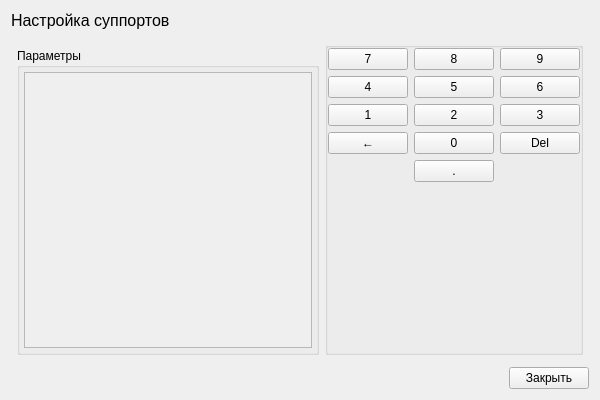
Qt form phx-cnc-ui-mainform/src/forms/CXZParam.ui (superkulpa/phx-cnc-ui) before a commit.
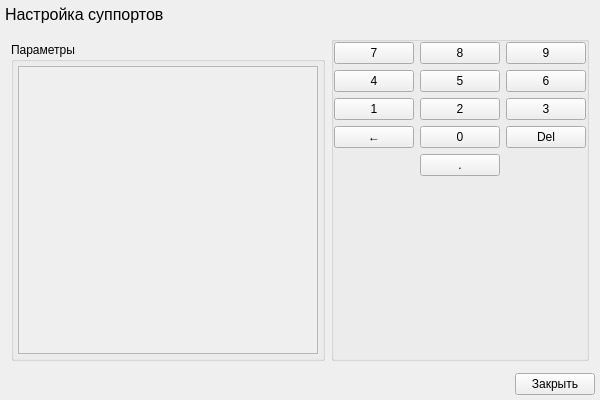
The same form after that commit. Custom widgets are drawn as their Qt base class.

Patch:
```diff
--- a/phx-cnc-ui-mainform/src/forms/CXZParam.ui
+++ b/phx-cnc-ui-mainform/src/forms/CXZParam.ui
@@ -14,6 +14,9 @@
    <string>CXZParamUi</string>
   </property>
   <layout class="QVBoxLayout" name="verticalLayout">
+   <property name="margin">
+    <number>5</number>
+   </property>
    <item>
     <widget class="QLabel" name="label">
      <property name="sizePolicy">
@@ -263,8 +266,8 @@
                 <rect>
                  <x>0</x>
                  <y>0</y>
-                 <width>290</width>
-                 <height>272</height>
+                 <width>277</width>
+                 <height>282</height>
                 </rect>
                </property>
               </widget>
```
